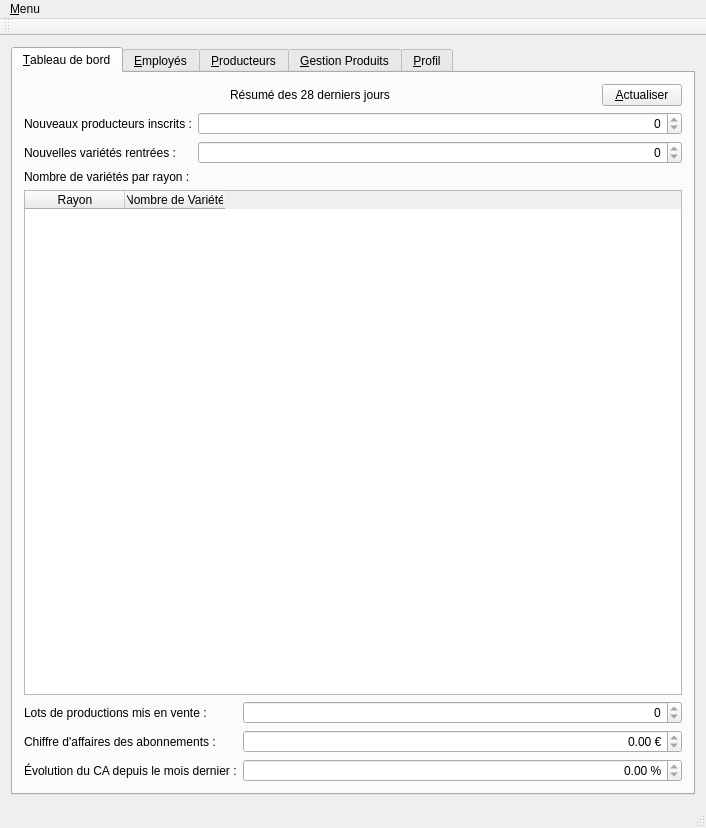
Before: the Qt Designer form mainwindow.ui in LouisVraie/circuitsCourtsBackOffice, drawn with Qt 5.
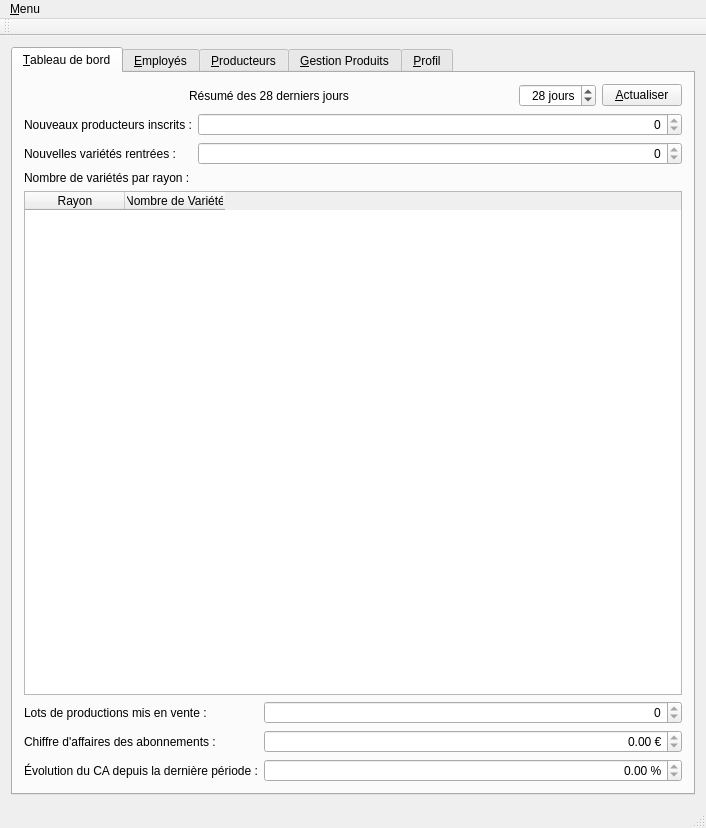
After: the same form once the commit is applied. Icons and pictures are not drawn.

```diff
--- a/mainwindow.ui
+++ b/mainwindow.ui
@@ -68,6 +68,25 @@
             </property>
            </spacer>
           </item>
+          <item>
+           <widget class="QSpinBox" name="spinBox_tdbNbJours">
+            <property name="alignment">
+             <set>Qt::AlignRight|Qt::AlignTrailing|Qt::AlignVCenter</set>
+            </property>
+            <property name="suffix">
+             <string> jours</string>
+            </property>
+            <property name="minimum">
+             <number>1</number>
+            </property>
+            <property name="maximum">
+             <number>365</number>
+            </property>
+            <property name="value">
+             <number>28</number>
+            </property>
+           </widget>
+          </item>
           <item>
            <widget class="QPushButton" name="pushButton_tdbActualiser">
             <property name="text">
@@ -205,7 +224,7 @@
           <item row="2" column="0">
            <widget class="QLabel" name="label_tdbEvolutionCA">
             <property name="text">
-             <string>Évolution du CA depuis le mois dernier :</string>
+             <string>Évolution du CA depuis la dernière période :</string>
             </property>
            </widget>
           </item>
```
Left out of the diff: 4 changed lines with no effect on the pictures.
